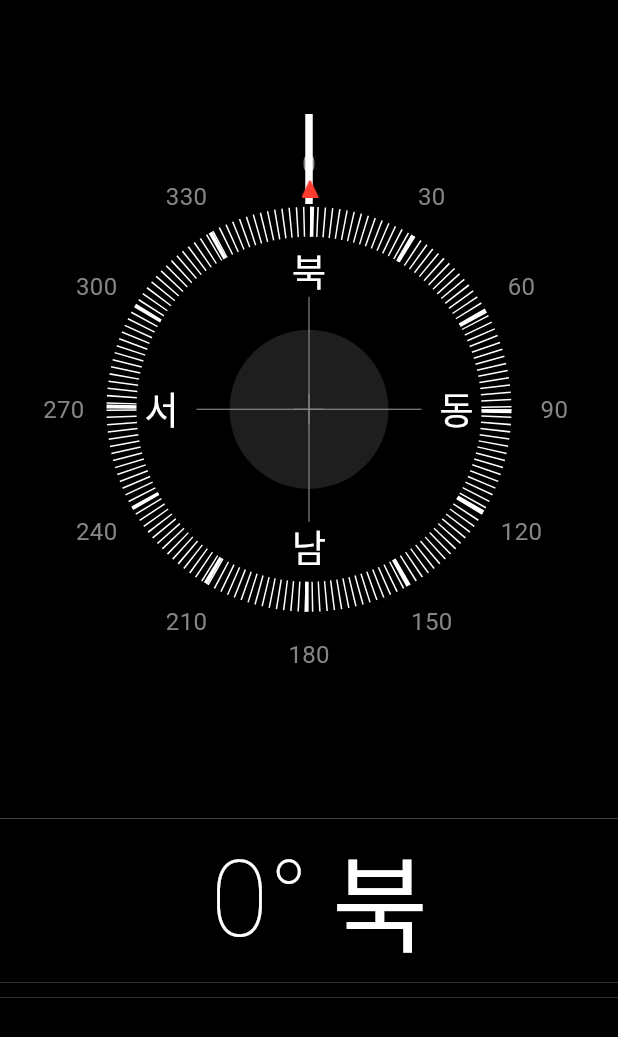
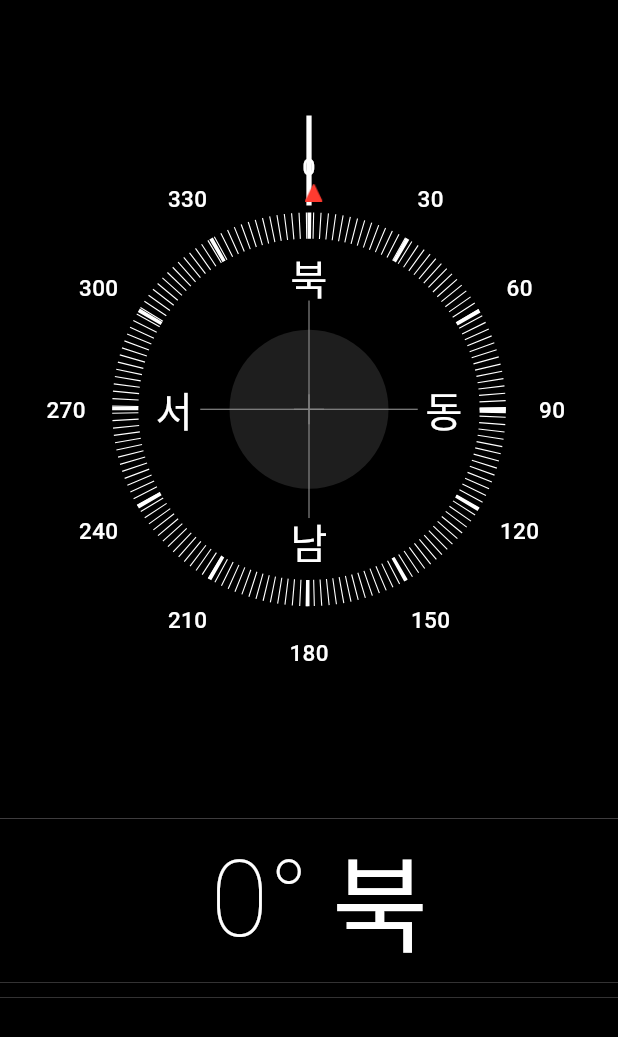
Before and after one commit to Ko-HyeJi/ios-built-in-app-clones, a Flutter app: the screen it shows after launch, on a phone screen of 412 x 824 dp. Shown: the top 1037 px of the screen. Run offline on Flutter 3.47's test engine with Material 3 defaults, Android fonts, the phone set to English and light mode, and no system bars; drawn by our look-alikes of dotted_border; our stand-ins replace flutter_compass, geocoding, geolocator, pie_chart, sensors_plus.

Commit message:
fix: ui detail

```diff
--- a/compass/lib/main.dart
+++ b/compass/lib/main.dart
@@ -1,3 +1,6 @@
+import 'package:flutter/material.dart';
+import 'package:flutter/services.dart';
+import 'package:flutter_compass/flutter_compass.dart';
 import 'package:compass/services/location_service.dart';
 import 'package:compass/widgets/background.dart';
 import 'package:compass/widgets/direction.dart';
@@ -11,13 +14,8 @@ import 'package:compass/widgets/small_text.dart';
 import 'package:compass/widgets/large_text.dart';
 import 'package:compass/widgets/start_point.dart';
 import 'package:compass/widgets/stick.dart';
-
-import 'package:flutter/material.dart';
-import 'package:flutter/services.dart';
-import 'package:flutter_compass/flutter_compass.dart';
 import 'package:sensors_plus/sensors_plus.dart';
-
-import 'models/geo_data_model.dart';
+import 'package:compass/models/geo_data_model.dart';
 
 void main() {
   runApp(const CompassApp());
@@ -32,12 +30,12 @@ class CompassApp extends StatefulWidget {
 
 class _CompassAppState extends State<CompassApp> {
   final locationService = LocationService();
-  GeoData? geoData;
-  List<int> accelerometer = [0, 0];
+  GeoData? _geoData;
+  final List<double> _accelerometer = [0.0, 0.0];
   bool _showPieChart = false;
+  int heading = 0;
   int moving = 0;
-  int heading = 0;
-  int startPoint = 0;
+  int startingPoint = 0;
 
   @override
   void initState() {
@@ -45,17 +43,15 @@ class _CompassAppState extends State<CompassApp> {
 
     locationService.getGeoData().then((value) {
       setState(() {
-        geoData = value;
+        _geoData = value;
       });
     });
 
     accelerometerEventStream().listen((AccelerometerEvent event) {
-      final bf = accelerometer;
-      accelerometer[0] = event.x.toInt();
-      accelerometer[1] = event.y.toInt();
-      if ((bf[0] != accelerometer[0]) || (bf[1] != accelerometer[1])) {
-        setState(() {});
-      }
+      setState(() {
+        _accelerometer[0] = event.x;
+        _accelerometer[1] = event.y;
+      });
     });
 
     FlutterCompass.events!.listen((event) {
@@ -66,17 +62,17 @@ class _CompassAppState extends State<CompassApp> {
 
         /// Haptic Feedback
         if (heading % 30 == 0) {
-          HapticFeedback.lightImpact();
+          HapticFeedback.mediumImpact();
         }
 
         /// calculate moving
         if (_showPieChart) {
-          if ((startPoint > 180 && heading < 180) && moving > 0) {
-            moving = (360 - startPoint) + heading;
-          } else if ((startPoint < 180 && heading > 180) && moving < 0) {
-            moving = -startPoint + (heading - 360);
+          if ((startingPoint > 180 && heading < 180) && moving > 0) {
+            moving = (360 - startingPoint) + heading;
+          } else if ((startingPoint < 180 && heading > 180) && moving < 0) {
+            moving = -startingPoint + (heading - 360);
           } else {
-            moving = heading - startPoint;
+            moving = heading - startingPoint;
           }
 
           if (moving.abs() > 180) {
@@ -90,9 +86,9 @@ class _CompassAppState extends State<CompassApp> {
   void _onTapAction() {
     setState(() {
       if (!_showPieChart) {
-        startPoint = heading;
+        startingPoint = heading;
       } else {
-        startPoint = 0;
+        startingPoint = 0;
         moving = 0;
       }
       _showPieChart = !_showPieChart;
@@ -120,8 +116,8 @@ class _CompassAppState extends State<CompassApp> {
                       /// inner circle
                       Transform.translate(
                         offset: Offset(
-                          -accelerometer[0] * 2,
-                          accelerometer[1] * 2,
+                          _accelerometer[0] * -2,
+                          _accelerometer[1] * 2,
                         ),
                         child: const InnerCircle(),
                       ),
@@ -129,8 +125,8 @@ class _CompassAppState extends State<CompassApp> {
                       /// small cross
                       Transform.translate(
                         offset: Offset(
-                          -accelerometer[0] * 2,
-                          accelerometer[1] * 2,
+                          _accelerometer[0] * -2,
+                          _accelerometer[1] * 2,
                         ),
                         child: const Cross(
                           size: 0.8,
@@ -141,7 +137,7 @@ class _CompassAppState extends State<CompassApp> {
                       /// large cross
                       const Cross(
                         size: 0.8,
-                        thick: 150,
+                        thick: 145,
                       ),
 
                       /// display angle
@@ -157,7 +153,7 @@ class _CompassAppState extends State<CompassApp> {
 
                       /// start point
                       if (_showPieChart)
-                        StartPoint(moving: moving, startPoint: startPoint),
+                        StartPoint(moving: moving, startPoint: startingPoint),
 
                       /// outer circle
                       Rotation(
@@ -208,15 +204,15 @@ class _CompassAppState extends State<CompassApp> {
                   alignment: Alignment.center,
                   children: [
                     const Background(height: double.infinity),
-                    if (geoData != null)
+                    if (_geoData != null)
                       Column(
                         mainAxisAlignment: MainAxisAlignment.spaceBetween,
                         children: [
                           SmallText(
                               text:
-                                  '${locationService.convertLatLng(geoData!.latitude, true)} ${locationService.convertLatLng(geoData!.longitude, false)}'),
-                          SmallText(text: geoData!.address),
-                          SmallText(text: '고도 ${geoData!.altitude.ceil()}m'),
+                                  '${locationService.convertLatLng(_geoData!.latitude, true)} ${locationService.convertLatLng(_geoData!.longitude, false)}'),
+                          SmallText(text: _geoData!.address),
+                          SmallText(text: '고도 ${_geoData!.altitude.ceil()}m'),
                         ],
                       ),
                   ],
--- a/compass/lib/widgets/angle.dart
+++ b/compass/lib/widgets/angle.dart
@@ -1,5 +1,5 @@
+import 'package:flutter/material.dart';
 import 'package:compass/color+.dart';
-import 'package:flutter/material.dart';
 
 class Angle extends StatelessWidget {
   const Angle({
@@ -8,6 +8,9 @@ class Angle extends StatelessWidget {
   });
 
   final int rotationAngle;
+  static const _fontColor = CustomColors.white;
+  static const _fontSize = 15.0;
+  static const _fontWeight = FontWeight.w500;
 
   @override
   Widget build(BuildContext context) {
@@ -15,7 +18,7 @@ class Angle extends StatelessWidget {
       children: [
         for (var i = 0; i < 6; i++)
           SizedBox(
-            height: 350,
+            height: 345,
             child: RotationTransition(
               turns: AlwaysStoppedAnimation(i * 30 / 360),
               child: Column(
@@ -27,8 +30,9 @@ class Angle extends StatelessWidget {
                       child: Text(
                         '${i * 30}',
                         style: const TextStyle(
-                          color: CustomColors.grey2,
-                          fontSize: 16,
+                          color: _fontColor,
+                          fontSize: _fontSize,
+                          fontWeight: _fontWeight,
                         ),
                       )),
                   RotationTransition(
@@ -37,8 +41,9 @@ class Angle extends StatelessWidget {
                     child: Text(
                       '${i * 30 + 180}',
                       style: const TextStyle(
-                        color: CustomColors.grey2,
-                        fontSize: 16,
+                        color: _fontColor,
+                        fontSize: _fontSize,
+                        fontWeight: _fontWeight,
                       ),
                     ),
                   ),
--- a/compass/lib/widgets/background.dart
+++ b/compass/lib/widgets/background.dart
@@ -1,5 +1,5 @@
 import 'package:flutter/material.dart';
-import '../color+.dart';
+import 'package:compass/color+.dart';
 
 class Background extends StatelessWidget {
   const Background({
--- a/compass/lib/widgets/cross.dart
+++ b/compass/lib/widgets/cross.dart
@@ -1,5 +1,5 @@
+import 'package:flutter/material.dart';
 import 'package:compass/color+.dart';
-import 'package:flutter/material.dart';
 
 class Cross extends StatelessWidget {
   const Cross({
--- a/compass/lib/widgets/direction.dart
+++ b/compass/lib/widgets/direction.dart
@@ -1,5 +1,5 @@
+import 'package:flutter/material.dart';
 import 'package:compass/color+.dart';
-import 'package:flutter/material.dart';
 
 class Direction extends StatelessWidget {
   const Direction({
@@ -8,14 +8,16 @@ class Direction extends StatelessWidget {
   });
 
   final int rotationAngle;
+  static const _fontSize = 27.0;
+  static const _fontColor = CustomColors.white;
 
   @override
   Widget build(BuildContext context) {
     return Stack(
       children: [
         SizedBox(
-          width: 220,
-          height: 220,
+          width: 215,
+          height: 215,
           child: Column(
             mainAxisAlignment: MainAxisAlignment.spaceBetween,
             children: [
@@ -23,22 +25,24 @@ class Direction extends StatelessWidget {
                 turns: AlwaysStoppedAnimation(360 + rotationAngle / 360),
                 child: const Text(
                   '북',
-                  style: TextStyle(fontSize: 25, color: CustomColors.white),
+                  style: TextStyle(fontSize: _fontSize, color: _fontColor),
                 ),
               ),
               RotationTransition(
                 turns: AlwaysStoppedAnimation(360 + rotationAngle / 360),
                 child: const Text(
                   '남',
-                  style: TextStyle(fontSize: 25, color: CustomColors.white),
+                  style: TextStyle(fontSize: _fontSize, color: _fontColor),
                 ),
               ),
             ],
           ),
         ),
         SizedBox(
-          width: 220,
-          height: 220,
+          width: 215,
+          height: 215,
+          child: Container(
+            margin: EdgeInsets.symmetric(horizontal: 5),
             child: Row(
               mainAxisAlignment: MainAxisAlignment.spaceBetween,
               children: [
@@ -46,17 +50,18 @@ class Direction extends StatelessWidget {
                   turns: AlwaysStoppedAnimation(360 + rotationAngle / 360),
                   child: const Text(
                     '서',
-                  style: TextStyle(fontSize: 25, color: CustomColors.white),
+                    style: TextStyle(fontSize: _fontSize, color: _fontColor),
                   ),
                 ),
                 RotationTransition(
                   turns: AlwaysStoppedAnimation(360 + rotationAngle / 360),
                   child: const Text(
                     '동',
-                  style: TextStyle(fontSize: 25, color: CustomColors.white),
+                    style: TextStyle(fontSize: _fontSize, color: _fontColor),
                   ),
                 ),
               ],
+            ),
           ),
         ),
       ],
--- a/compass/lib/widgets/inner_circle.dart
+++ b/compass/lib/widgets/inner_circle.dart
@@ -1,7 +1,5 @@
 import 'package:flutter/material.dart';
-import 'package:compass/main.dart';
-
-import '../color+.dart';
+import 'package:compass/color+.dart';
 
 class InnerCircle extends StatelessWidget {
   const InnerCircle({
--- a/compass/lib/widgets/large_text.dart
+++ b/compass/lib/widgets/large_text.dart
@@ -1,5 +1,5 @@
 import 'package:flutter/material.dart';
-import '../color+.dart';
+import 'package:compass/color+.dart';
 
 class LargeText extends StatelessWidget {
   const LargeText({
@@ -10,6 +10,9 @@ class LargeText extends StatelessWidget {
 
   final String text1;
   final String text2;
+  static const _fontSize = 70.0;
+  static const _fontWeight = FontWeight.w200;
+  static const _fontColor = CustomColors.white;
 
   @override
   Widget build(BuildContext context) {
@@ -24,9 +27,9 @@ class LargeText extends StatelessWidget {
               Text(
                 text1,
                 style: const TextStyle(
-                  fontSize: 70,
-                  fontWeight: FontWeight.w200,
-                  color: CustomColors.white,
+                  fontSize: _fontSize,
+                  fontWeight: _fontWeight,
+                  color: _fontColor,
                 ),
               ),
             ],
@@ -41,9 +44,9 @@ class LargeText extends StatelessWidget {
               Text(
                 text2,
                 style: const TextStyle(
-                  fontSize: 70,
-                  fontWeight: FontWeight.w200,
-                  color: CustomColors.white,
+                  fontSize: _fontSize,
+                  fontWeight: _fontWeight,
+                  color: _fontColor,
                 ),
               ),
             ],
--- a/compass/lib/widgets/outer_circle.dart
+++ b/compass/lib/widgets/outer_circle.dart
@@ -1,35 +1,38 @@
 import 'package:flutter/material.dart';
 import 'package:dotted_border/dotted_border.dart';
-import '../color+.dart';
+import 'package:compass/color+.dart';
 
 class OuterCircle extends StatelessWidget {
   const OuterCircle({
     super.key,
   });
 
+  static const _thin = [0.75, 3.85];
+  static const _thick = [2.5, 61.5];
+
   @override
   Widget build(BuildContext context) {
     return Stack(
       children: [
         SizedBox(
-          height: 250,
-          width: 250,
+          height: 245,
+          width: 245,
           child: DottedBorder(
             borderType: BorderType.Circle,
-            strokeWidth: 20,
+            strokeWidth: 17.5,
             color: CustomColors.white,
-            dashPattern: const [1, 3.5],
+            dashPattern: _thin,
             child: const ClipRRect(),
           ),
         ),
         SizedBox(
-          height: 250,
-          width: 250,
+          height: 245,
+          width: 245,
           child: DottedBorder(
             borderType: BorderType.Circle,
-            strokeWidth: 20,
+            strokeWidth: 17.5,
             color: CustomColors.white,
-            dashPattern: const [2.5, 63],
+            dashPattern: _thick,
             child: const ClipRRect(),
           ),
         ),
--- a/compass/lib/widgets/pie_chart.dart
+++ b/compass/lib/widgets/pie_chart.dart
@@ -1,8 +1,6 @@
 import 'package:flutter/material.dart';
-import 'package:compass/main.dart';
 import 'package:pie_chart/pie_chart.dart';
-
-import '../color+.dart';
+import 'package:compass/color+.dart';
 
 class pieChart extends StatelessWidget {
   const pieChart({
--- a/compass/lib/widgets/rotation.dart
+++ b/compass/lib/widgets/rotation.dart
@@ -1,5 +1,4 @@
 import 'package:flutter/material.dart';
-import 'package:compass/main.dart';
 
 class Rotation extends StatelessWidget {
   const Rotation({
--- a/compass/lib/widgets/small_text.dart
+++ b/compass/lib/widgets/small_text.dart
@@ -1,7 +1,5 @@
 import 'package:flutter/material.dart';
-import 'package:compass/main.dart';
-
-import '../color+.dart';
+import 'package:compass/color+.dart';
 
 class SmallText extends StatelessWidget {
   const SmallText({
--- a/compass/lib/widgets/stick.dart
+++ b/compass/lib/widgets/stick.dart
@@ -1,7 +1,5 @@
 import 'package:flutter/material.dart';
-import 'package:compass/main.dart';
-
-import '../color+.dart';
+import 'package:compass/color+.dart';
 
 class Stick extends StatelessWidget {
   const Stick({
@@ -13,10 +11,10 @@ class Stick extends StatelessWidget {
     return Column(
       children: [
         Container(
-          width: 5,
+          width: 3.5,
           height: 60,
           color: CustomColors.white,
-          margin: const EdgeInsets.all(76),
+          margin: const EdgeInsets.all(77),
         ),
       ],
     );
```
Also changed, not shown: compass/lib/services/location_service.dart (+8 -7 lines), compass/lib/widgets/start_point.dart (+6 -7 lines). Lines whose indentation alone changed are shown as unchanged.
